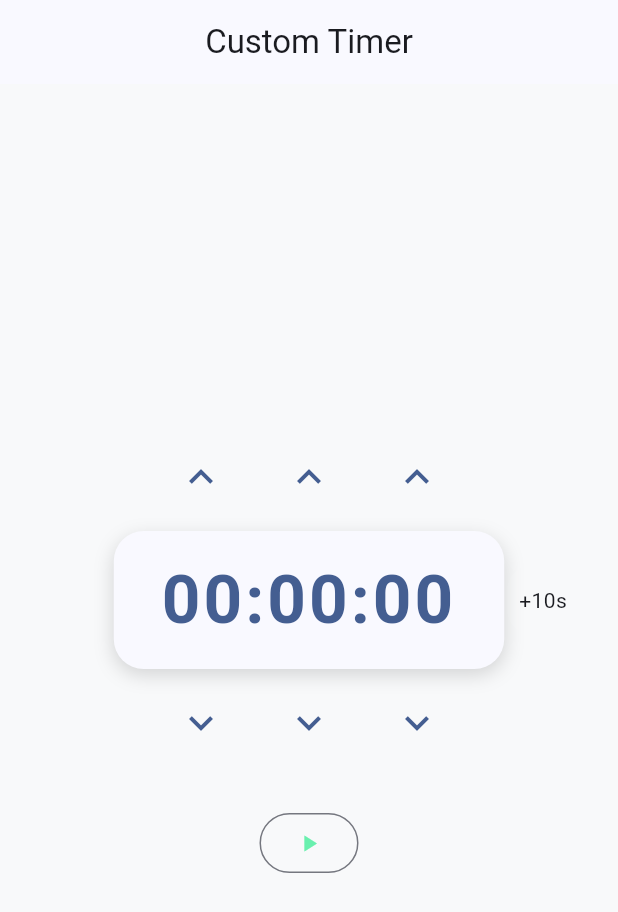
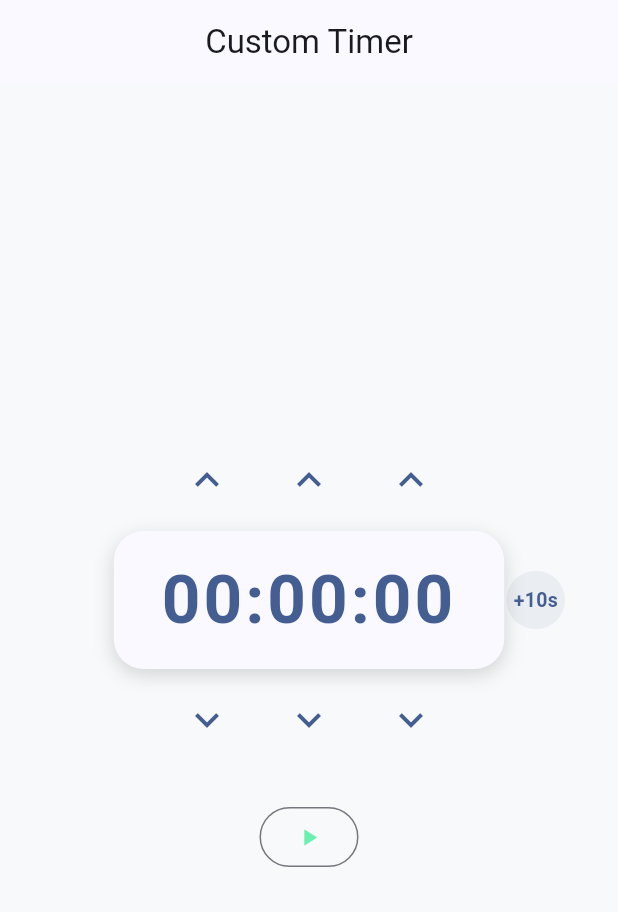
Before and after one commit to JoonWD/custom-timer, a Flutter app: the screen it shows after launch, on a phone screen of 412 x 824 dp. Shown: the top 912 px of the screen. Run offline on Flutter 3.47's test engine with Material 3 defaults, Android fonts, the phone set to English and light mode, and no system bars.

Commit message:
feat(ui): implement micro-interactions on buttons (scale + haptic)

```diff
--- a/lib/ui/home_screen.dart
+++ b/lib/ui/home_screen.dart
@@ -3,6 +3,8 @@ import '../core/timer_engine.dart';
 import '../widgets/timer_display.dart';
 import '../widgets/time_adjuster_column.dart';
 import '../widgets/circular_timer.dart';
+import '../widgets/animated_action_button.dart';
+import '../widgets/quick_adjust_button.dart';
 
 class HomeScreen extends StatefulWidget {
   const HomeScreen({super.key});
@@ -33,14 +35,11 @@ class _HomeScreenState extends State<HomeScreen> {
   Widget _buildControls() {
     // Finished → solo botón Stop
     if (engine.isFinished) {
-      return OutlinedButton(
+      return AnimatedActionButton(
+        icon: Icons.stop,
+        foregroundColor: Colors.redAccent,
+        isCircle: true,
         onPressed: engine.stop,
-        style: OutlinedButton.styleFrom(
-          foregroundColor: Colors.redAccent,
-          shape: const CircleBorder(),
-          padding: const EdgeInsets.all(22),
-        ),
-        child: const Icon(Icons.stop),
       );
     }
 
@@ -49,16 +48,18 @@ class _HomeScreenState extends State<HomeScreen> {
       return Row(
         mainAxisAlignment: MainAxisAlignment.center,
         children: [
-          OutlinedButton(
+          AnimatedActionButton(
+            icon: Icons.pause,
+            foregroundColor: Colors.blueAccent,
+            isCircle: false,
             onPressed: engine.pause,
-            style: OutlinedButton.styleFrom(foregroundColor: Colors.blueAccent),
-            child: const Icon(Icons.pause),
           ),
           const SizedBox(width: 16),
-          OutlinedButton(
+          AnimatedActionButton(
+            icon: Icons.restart_alt,
+            foregroundColor: Colors.redAccent,
+            isCircle: false,
             onPressed: engine.reset,
-            style: OutlinedButton.styleFrom(foregroundColor: Colors.redAccent),
-            child: const Icon(Icons.restart_alt),
           ),
         ],
       );
@@ -69,28 +70,29 @@ class _HomeScreenState extends State<HomeScreen> {
       return Row(
         mainAxisAlignment: MainAxisAlignment.center,
         children: [
-          OutlinedButton(
+          AnimatedActionButton(
+            icon: Icons.play_arrow,
+            foregroundColor: Colors.greenAccent,
+            isCircle: false,
             onPressed: engine.start,
-            style: OutlinedButton.styleFrom(
-              foregroundColor: Colors.greenAccent,
-            ),
-            child: const Icon(Icons.play_arrow),
           ),
           const SizedBox(width: 16),
-          OutlinedButton(
+          AnimatedActionButton(
+            icon: Icons.restart_alt,
+            foregroundColor: Colors.redAccent,
+            isCircle: false,
             onPressed: engine.reset,
-            style: OutlinedButton.styleFrom(foregroundColor: Colors.redAccent),
-            child: const Icon(Icons.restart_alt),
           ),
         ],
       );
     }
 
     // Idle → solo Play
-    return OutlinedButton(
+    return AnimatedActionButton(
+      icon: Icons.play_arrow,
+      foregroundColor: Colors.greenAccent,
+      isCircle: false,
       onPressed: engine.start,
-      style: OutlinedButton.styleFrom(foregroundColor: Colors.greenAccent),
-      child: const Icon(Icons.play_arrow),
     );
   }
 
@@ -158,20 +160,17 @@ class _HomeScreenState extends State<HomeScreen> {
         SizedBox(
           width: 360,
           child: Stack(
+            clipBehavior: Clip.none,
             alignment: Alignment.center,
             children: [
               TimerDisplay(time: engine.formattedTime),
+
+              // Botón flotante +10s bien posicionado
               Positioned(
                 right: 0,
-                child: Container(
-                  decoration: BoxDecoration(
-                    color: Colors.white.withOpacity(0.05),
-                    borderRadius: BorderRadius.circular(18),
-                  ),
-                  child: IconButton(
-                    onPressed: () => engine.addSeconds(10),
-                    icon: const Text('+10s'),
-                  ),
+                child: QuickAdjustButton(
+                  label: '+10s',
+                  onPressed: () => engine.addSeconds(10),
                 ),
               ),
             ],
--- /dev/null
+++ b/lib/widgets/animated_action_button.dart
@@ -0,0 +1,91 @@
+import 'package:flutter/material.dart';
+import 'package:flutter/services.dart';
+
+class AnimatedActionButton extends StatefulWidget {
+  final VoidCallback onPressed;
+  final IconData? icon;
+  final Widget? child;
+  final Color foregroundColor;
+  final bool isCircle;
+
+  const AnimatedActionButton({
+    super.key,
+    required this.onPressed,
+    this.icon,
+    this.child,
+    required this.foregroundColor,
+    this.isCircle = false,
+  }): assert(icon != null || child != null, 'Debe haber icon o child');
+
+  @override
+  State<AnimatedActionButton> createState() => _AnimatedActionButtonState();
+}
+
+class _AnimatedActionButtonState extends State<AnimatedActionButton>
+    with SingleTickerProviderStateMixin {
+  late AnimationController _controller;
+  late Animation<double> _scaleAnimation;
+
+  @override
+  void initState() {
+    super.initState();
+    _controller = AnimationController(
+      duration: const Duration(milliseconds: 150),
+      vsync: this,
+    );
+
+    _scaleAnimation = Tween<double>(
+      begin: 1.0,
+      end: 0.85,
+    ).animate(CurvedAnimation(parent: _controller, curve: Curves.easeInOut));
+  }
+
+  @override
+  void dispose() {
+    _controller.dispose();
+    super.dispose();
+  }
+
+  //No vemos todas las animaciones. solo pausa pero sin await
+  void _handlePress() {
+    HapticFeedback.mediumImpact();
+    widget.onPressed();
+
+    _controller.forward().then((_) {
+      if (mounted) _controller.reverse();
+    });
+  }
+
+  //Vemos todas las animaciones pero crea muchos awaits
+
+  /*   Future<void> _handlePress() async {
+    await _controller.forward();
+    await _controller.reverse();
+    await HapticFeedback.mediumImpact();
+    widget.onPressed();
+  } */
+
+  @override
+  Widget build(BuildContext context) {
+    return ScaleTransition(
+      scale: _scaleAnimation,
+      child: widget.isCircle
+          ? OutlinedButton(
+              onPressed: _handlePress,
+              style: OutlinedButton.styleFrom(
+                foregroundColor: widget.foregroundColor,
+                shape: const CircleBorder(),
+                padding: const EdgeInsets.all(22),
+              ),
+              child: Icon(widget.icon),
+            )
+          : OutlinedButton(
+              onPressed: _handlePress,
+              style: OutlinedButton.styleFrom(
+                foregroundColor: widget.foregroundColor,
+              ),
+              child: Icon(widget.icon),
+            ),
+    );
+  }
+}
--- /dev/null
+++ b/lib/widgets/animated_icon_button.dart
@@ -0,0 +1,88 @@
+import 'package:flutter/material.dart';
+import 'package:flutter/services.dart';
+
+class AnimatedIconButton extends StatefulWidget {
+  final VoidCallback onPressed;
+  final IconData icon;
+  final Color color;
+  final double size;
+
+  const AnimatedIconButton({
+    super.key,
+    required this.onPressed,
+    required this.icon,
+    required this.color,
+    this.size = 32,
+  });
+
+  @override
+  State<AnimatedIconButton> createState() => _AnimatedIconButtonState();
+}
+
+class _AnimatedIconButtonState extends State<AnimatedIconButton>
+    with SingleTickerProviderStateMixin {
+  late AnimationController _controller;
+  late Animation<double> _scale;
+
+  @override
+  void initState() {
+    super.initState();
+    _controller = AnimationController(
+      vsync: this,
+      duration: const Duration(milliseconds: 130),
+    );
+
+    _scale = Tween(begin: 1.0, end: 0.85).animate(
+      CurvedAnimation(parent: _controller, curve: Curves.easeOut),
+    );
+  }
+
+  @override
+  void dispose() {
+    _controller.dispose();
+    super.dispose();
+  }
+
+//Vemos todas las animaciones pero con error await
+/*   Future<void> _tap() async {
+    await _controller.forward();
+    await _controller.reverse();
+    HapticFeedback.lightImpact();
+    widget.onPressed();
+  } */
+
+// sin error await pero no vemos todas las animaciones
+
+void _tap() {
+  _controller.forward().then((_) {
+    _controller.reverse();
+  });
+
+  HapticFeedback.lightImpact();
+  widget.onPressed();
+}
+
+
+  @override
+  Widget build(BuildContext context) {
+    return ScaleTransition(
+      scale: _scale,
+      child: Material(
+        shape: const CircleBorder(),
+        color: Colors.transparent,
+        child: InkWell(
+          customBorder: const CircleBorder(),
+          onTap: _tap,
+          child: Padding(
+            padding: const EdgeInsets.all(6),
+            child: Icon(
+              widget.icon,
+              size: widget.size,
+              color: widget.color,
+            ),
+          ),
+        ),
+      ),
+    );
+  }
+}
--- /dev/null
+++ b/lib/widgets/quick_adjust_button.dart
@@ -0,0 +1,89 @@
+import 'package:flutter/material.dart';
+import 'package:flutter/services.dart';
+
+class QuickAdjustButton extends StatefulWidget {
+  final String label;
+  final VoidCallback onPressed;
+
+  const QuickAdjustButton({
+    super.key,
+    required this.label,
+    required this.onPressed,
+  });
+
+  @override
+  State<QuickAdjustButton> createState() => _QuickAdjustButtonState();
+}
+
+class _QuickAdjustButtonState extends State<QuickAdjustButton>
+    with SingleTickerProviderStateMixin {
+  late AnimationController _controller;
+  late Animation<double> _scale;
+
+  @override
+  void initState() {
+    super.initState();
+    _controller = AnimationController(
+      vsync: this,
+      duration: const Duration(milliseconds: 130),
+    );
+
+    _scale = Tween(begin: 1.0, end: 0.88).animate(
+      CurvedAnimation(parent: _controller, curve: Curves.easeOut),
+    );
+  }
+
+  @override
+  void dispose() {
+    _controller.dispose();
+    super.dispose();
+  }
+
+//Vemos todas las animaciones pero con error await
+/*   Future<void> _tap() async {
+    await _controller.forward();
+    await _controller.reverse();
+    HapticFeedback.lightImpact();
+    widget.onPressed();
+  } */
+
+//sin error await pero no vemos todas las animaciones
+
+void _tap() {
+  _controller.forward().then((_) {
+    _controller.reverse();
+  });
+
+  HapticFeedback.lightImpact();
+  widget.onPressed();
+}
+
+
+  @override
+  Widget build(BuildContext context) {
+    final color = Theme.of(context).colorScheme.primary;
+
+    return ScaleTransition(
+      scale: _scale,
+      child: Material(
+        shape: const CircleBorder(),
+        color: color.withOpacity(0.08),
+        child: InkWell(
+          customBorder: const CircleBorder(),
+          onTap: _tap,
+          child: Padding(
+            padding: const EdgeInsets.symmetric(horizontal: 14, vertical: 10),
+            child: Text(
+              widget.label,
+              style: TextStyle(
+                color: color,
+                fontWeight: FontWeight.w600,
+                fontSize: 13,
+              ),
+            ),
+          ),
+        ),
+      ),
+    );
+  }
+}
--- a/lib/widgets/time_adjuster_column.dart
+++ b/lib/widgets/time_adjuster_column.dart
@@ -1,4 +1,5 @@
 import 'package:flutter/material.dart';
+import 'animated_icon_button.dart';
 
 enum AdjusterMode { increment, decrement }
 
@@ -26,17 +27,13 @@ class TimeAdjusterColumn extends StatelessWidget {
         ? '+ $label'
         : '- $label';
 
-    return Column(
-      children: [
-        IconButton(
-          onPressed: onPressed,
-          icon: Icon(icon),
-          iconSize: 32,
-          splashRadius: 22,
-          color: theme.colorScheme.primary,
-          tooltip: tooltip,
-        ),
-      ],
+    return Tooltip(
+      message: tooltip,
+      child: AnimatedIconButton(
+        icon: icon,
+        color: theme.colorScheme.primary,
+        onPressed: onPressed,
+      ),
     );
   }
 }
```
